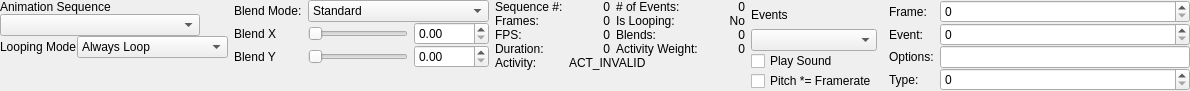
SamVanheer/HalfLifeAssetManager, file src/tools/hlam/ui/assets/studiomodel/dockpanels/StudioModelSequencesPanel.ui: the form before one commit.
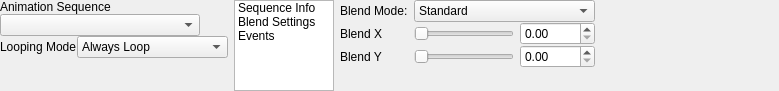
The form after the commit. The open tabs and pages were chosen to show the change.

Commit message: Rework Sequences panel UI to limit maximum width

```diff
--- a/src/tools/hlam/ui/assets/studiomodel/dockpanels/StudioModelSequencesPanel.ui
+++ b/src/tools/hlam/ui/assets/studiomodel/dockpanels/StudioModelSequencesPanel.ui
@@ -6,7 +6,7 @@
    <rect>
     <x>0</x>
     <y>0</y>
-    <width>1121</width>
+    <width>743</width>
     <height>80</height>
    </rect>
   </property>
@@ -32,27 +32,176 @@
    <property name="verticalSpacing">
     <number>0</number>
    </property>
-   <item row="2" column="2">
-    <widget class="QWidget" name="widget_3" native="true">
+   <item row="2" column="0">
+    <widget class="QWidget" name="widget" native="true">
+     <layout class="QGridLayout" name="gridLayout_2">
+      <property name="leftMargin">
+       <number>0</number>
+      </property>
+      <property name="topMargin">
+       <number>0</number>
+      </property>
+      <property name="rightMargin">
+       <number>0</number>
+      </property>
+      <property name="bottomMargin">
+       <number>0</number>
+      </property>
+      <property name="spacing">
+       <number>0</number>
+      </property>
+      <item row="2" column="0">
+       <widget class="QLabel" name="label_2">
      <property name="sizePolicy">
       <sizepolicy hsizetype="Fixed" vsizetype="Preferred">
        <horstretch>0</horstretch>
        <verstretch>0</verstretch>
       </sizepolicy>
      </property>
+        <property name="text">
+         <string>Looping Mode</string>
+        </property>
+       </widget>
+      </item>
+      <item row="3" column="0" colspan="2">
+       <spacer name="verticalSpacer_2">
+        <property name="orientation">
+         <enum>Qt::Vertical</enum>
+        </property>
+        <property name="sizeHint" stdset="0">
+         <size>
+          <width>20</width>
+          <height>0</height>
+         </size>
+        </property>
+       </spacer>
+      </item>
+      <item row="1" column="0" colspan="2">
+       <widget class="QComboBox" name="SequenceComboBox">
+        <property name="sizePolicy">
+         <sizepolicy hsizetype="Fixed" vsizetype="Fixed">
+          <horstretch>0</horstretch>
+          <verstretch>0</verstretch>
+         </sizepolicy>
+        </property>
      <property name="minimumSize">
       <size>
-       <width>250</width>
+          <width>200</width>
        <height>0</height>
       </size>
      </property>
      <property name="maximumSize">
       <size>
-       <width>250</width>
+          <width>200</width>
        <height>16777215</height>
       </size>
      </property>
-     <layout class="QGridLayout" name="gridLayout_4">
+       </widget>
+      </item>
+      <item row="0" column="0" colspan="2">
+       <widget class="QLabel" name="label">
+        <property name="text">
+         <string>Animation Sequence</string>
+        </property>
+       </widget>
+      </item>
+      <item row="2" column="1">
+       <widget class="QComboBox" name="LoopingModeComboBox">
+        <item>
+         <property name="text">
+          <string>Always Loop</string>
+         </property>
+        </item>
+        <item>
+         <property name="text">
+          <string>Never Loop</string>
+         </property>
+        </item>
+        <item>
+         <property name="text">
+          <string>Use Sequence Setting</string>
+         </property>
+        </item>
+       </widget>
+      </item>
+     </layout>
+    </widget>
+   </item>
+   <item row="2" column="3">
+    <spacer name="horizontalSpacer">
+     <property name="orientation">
+      <enum>Qt::Horizontal</enum>
+     </property>
+     <property name="sizeHint" stdset="0">
+      <size>
+       <width>0</width>
+       <height>20</height>
+      </size>
+     </property>
+    </spacer>
+   </item>
+   <item row="2" column="1">
+    <widget class="QListWidget" name="PageSelectorList">
+     <property name="sizePolicy">
+      <sizepolicy hsizetype="Fixed" vsizetype="Minimum">
+       <horstretch>0</horstretch>
+       <verstretch>0</verstretch>
+      </sizepolicy>
+     </property>
+     <property name="minimumSize">
+      <size>
+       <width>100</width>
+       <height>0</height>
+      </size>
+     </property>
+     <property name="maximumSize">
+      <size>
+       <width>100</width>
+       <height>16777215</height>
+      </size>
+     </property>
+     <property name="verticalScrollBarPolicy">
+      <enum>Qt::ScrollBarAlwaysOff</enum>
+     </property>
+     <property name="horizontalScrollBarPolicy">
+      <enum>Qt::ScrollBarAlwaysOff</enum>
+     </property>
+     <property name="sizeAdjustPolicy">
+      <enum>QAbstractScrollArea::AdjustToContentsOnFirstShow</enum>
+     </property>
+     <property name="currentRow">
+      <number>-1</number>
+     </property>
+     <item>
+      <property name="text">
+       <string>Sequence Info</string>
+      </property>
+     </item>
+     <item>
+      <property name="text">
+       <string>Blend Settings</string>
+      </property>
+     </item>
+     <item>
+      <property name="text">
+       <string>Events</string>
+      </property>
+     </item>
+    </widget>
+   </item>
+   <item row="2" column="2">
+    <widget class="QStackedWidget" name="Pages">
+     <property name="sizePolicy">
+      <sizepolicy hsizetype="Fixed" vsizetype="Minimum">
+       <horstretch>0</horstretch>
+       <verstretch>0</verstretch>
+      </sizepolicy>
+     </property>
+     <property name="currentIndex">
+      <number>0</number>
+     </property>
+     <widget class="QWidget" name="InfoPage">
+      <layout class="QGridLayout" name="gridLayout_3">
       <property name="leftMargin">
        <number>0</number>
       </property>
@@ -65,14 +214,11 @@
       <property name="bottomMargin">
        <number>0</number>
       </property>
-      <property name="horizontalSpacing">
-       <number>6</number>
-      </property>
       <property name="verticalSpacing">
        <number>0</number>
       </property>
-      <item row="1" column="1">
-       <widget class="QLabel" name="FrameCountLabel">
+       <item row="3" column="3">
+        <widget class="QLabel" name="ActivityWeightLabel">
         <property name="text">
          <string>0</string>
         </property>
@@ -81,6 +227,13 @@
         </property>
        </widget>
       </item>
+       <item row="1" column="0">
+        <widget class="QLabel" name="label_6">
+         <property name="text">
+          <string>Frames:</string>
+         </property>
+        </widget>
+       </item>
       <item row="1" column="3">
        <widget class="QLabel" name="IsLoopingLabel">
         <property name="text">
@@ -91,6 +244,23 @@
         </property>
        </widget>
       </item>
+       <item row="4" column="0">
+        <widget class="QLabel" name="label_12">
+         <property name="text">
+          <string>Activity:</string>
+         </property>
+        </widget>
+       </item>
+       <item row="1" column="1">
+        <widget class="QLabel" name="FrameCountLabel">
+         <property name="text">
+          <string>0</string>
+         </property>
+         <property name="alignment">
+          <set>Qt::AlignRight|Qt::AlignTrailing|Qt::AlignVCenter</set>
+         </property>
+        </widget>
+       </item>
       <item row="2" column="1">
        <widget class="QLabel" name="FPSLabel">
         <property name="text">
@@ -101,23 +271,27 @@
         </property>
        </widget>
       </item>
-      <item row="6" column="0">
-       <spacer name="verticalSpacer_4">
-        <property name="orientation">
-         <enum>Qt::Vertical</enum>
-        </property>
-        <property name="sizeHint" stdset="0">
-         <size>
-          <width>20</width>
-          <height>0</height>
-         </size>
-        </property>
-       </spacer>
-      </item>
-      <item row="0" column="0">
-       <widget class="QLabel" name="label_5">
+       <item row="0" column="2">
+        <widget class="QLabel" name="label_10">
+         <property name="text">
+          <string># of Events:</string>
+         </property>
+        </widget>
+       </item>
+       <item row="0" column="3">
+        <widget class="QLabel" name="EventCountLabel">
+         <property name="text">
+          <string>0</string>
+         </property>
+         <property name="alignment">
+          <set>Qt::AlignRight|Qt::AlignTrailing|Qt::AlignVCenter</set>
+         </property>
+        </widget>
+       </item>
+       <item row="2" column="0">
+        <widget class="QLabel" name="label_7">
         <property name="text">
-         <string>Sequence #:</string>
+          <string>FPS:</string>
         </property>
        </widget>
       </item>
@@ -128,30 +302,38 @@
         </property>
        </widget>
       </item>
-      <item row="5" column="0">
-       <widget class="QLabel" name="label_12">
+       <item row="3" column="0">
+        <widget class="QLabel" name="label_8">
         <property name="text">
-         <string>Activity:</string>
+          <string>Duration:</string>
         </property>
        </widget>
       </item>
-      <item row="5" column="1" colspan="3">
+       <item row="4" column="1" colspan="3">
        <widget class="QLabel" name="ActivityNameLabel">
+         <property name="sizePolicy">
+          <sizepolicy hsizetype="Fixed" vsizetype="Preferred">
+           <horstretch>0</horstretch>
+           <verstretch>0</verstretch>
+          </sizepolicy>
+         </property>
+         <property name="minimumSize">
+          <size>
+           <width>200</width>
+           <height>0</height>
+          </size>
+         </property>
+         <property name="maximumSize">
+          <size>
+           <width>200</width>
+           <height>16777215</height>
+          </size>
+         </property>
         <property name="text">
          <string>ACT_INVALID</string>
         </property>
        </widget>
       </item>
-      <item row="2" column="3">
-       <widget class="QLabel" name="BlendCountLabel">
-        <property name="text">
-         <string>0</string>
-        </property>
-        <property name="alignment">
-         <set>Qt::AlignRight|Qt::AlignTrailing|Qt::AlignVCenter</set>
-        </property>
-       </widget>
-      </item>
       <item row="3" column="1">
        <widget class="QLabel" name="DurationLabel">
         <property name="text">
@@ -162,25 +344,8 @@
         </property>
        </widget>
       </item>
-      <item row="1" column="0">
-       <widget class="QLabel" name="label_6">
-        <property name="text">
-         <string>Frames:</string>
-        </property>
-       </widget>
-      </item>
-      <item row="3" column="3">
-       <widget class="QLabel" name="ActivityWeightLabel">
-        <property name="text">
-         <string>0</string>
-        </property>
-        <property name="alignment">
-         <set>Qt::AlignRight|Qt::AlignTrailing|Qt::AlignVCenter</set>
-        </property>
-       </widget>
-      </item>
-      <item row="0" column="1">
-       <widget class="QLabel" name="SequenceLabel">
+       <item row="2" column="3">
+        <widget class="QLabel" name="BlendCountLabel">
         <property name="text">
          <string>0</string>
         </property>
@@ -196,24 +361,10 @@
         </property>
        </widget>
       </item>
-      <item row="2" column="0">
-       <widget class="QLabel" name="label_7">
+       <item row="0" column="0">
+        <widget class="QLabel" name="label_5">
         <property name="text">
-         <string>FPS:</string>
-        </property>
-       </widget>
-      </item>
-      <item row="0" column="2">
-       <widget class="QLabel" name="label_10">
-        <property name="text">
-         <string># of Events:</string>
-        </property>
-       </widget>
-      </item>
-      <item row="3" column="0">
-       <widget class="QLabel" name="label_8">
-        <property name="text">
-         <string>Duration:</string>
+          <string>Sequence #:</string>
         </property>
        </widget>
       </item>
@@ -224,79 +375,7 @@
         </property>
        </widget>
       </item>
-      <item row="0" column="3">
-       <widget class="QLabel" name="EventCountLabel">
-        <property name="text">
-         <string>0</string>
-        </property>
-        <property name="alignment">
-         <set>Qt::AlignRight|Qt::AlignTrailing|Qt::AlignVCenter</set>
-        </property>
-       </widget>
-      </item>
-     </layout>
-    </widget>
-   </item>
-   <item row="3" column="0">
-    <spacer name="verticalSpacer">
-     <property name="orientation">
-      <enum>Qt::Vertical</enum>
-     </property>
-     <property name="sizeHint" stdset="0">
-      <size>
-       <width>20</width>
-       <height>0</height>
-      </size>
-     </property>
-    </spacer>
-   </item>
-   <item row="2" column="1">
-    <widget class="QWidget" name="widget_2" native="true">
-     <layout class="QGridLayout" name="gridLayout_3">
-      <property name="leftMargin">
-       <number>0</number>
-      </property>
-      <property name="topMargin">
-       <number>0</number>
-      </property>
-      <property name="rightMargin">
-       <number>0</number>
-      </property>
-      <property name="bottomMargin">
-       <number>0</number>
-      </property>
-      <property name="horizontalSpacing">
-       <number>6</number>
-      </property>
-      <property name="verticalSpacing">
-       <number>0</number>
-      </property>
-      <item row="2" column="1">
-       <widget class="QSlider" name="BlendXSlider">
-        <property name="sizePolicy">
-         <sizepolicy hsizetype="Fixed" vsizetype="Fixed">
-          <horstretch>0</horstretch>
-          <verstretch>0</verstretch>
-         </sizepolicy>
-        </property>
-        <property name="minimumSize">
-         <size>
-          <width>100</width>
-          <height>0</height>
-         </size>
-        </property>
-        <property name="maximumSize">
-         <size>
-          <width>100</width>
-          <height>16777215</height>
-         </size>
-        </property>
-        <property name="orientation">
-         <enum>Qt::Horizontal</enum>
-        </property>
-       </widget>
-      </item>
-      <item row="4" column="1">
+       <item row="5" column="0" colspan="4">
        <spacer name="verticalSpacer_3">
         <property name="orientation">
          <enum>Qt::Vertical</enum>
@@ -309,14 +388,62 @@
         </property>
        </spacer>
       </item>
-      <item row="2" column="0">
-       <widget class="QLabel" name="label_3">
+       <item row="0" column="1">
+        <widget class="QLabel" name="SequenceLabel">
         <property name="text">
-         <string>Blend X</string>
-        </property>
-       </widget>
-      </item>
-      <item row="2" column="2">
+          <string>0</string>
+         </property>
+         <property name="alignment">
+          <set>Qt::AlignRight|Qt::AlignTrailing|Qt::AlignVCenter</set>
+         </property>
+        </widget>
+       </item>
+       <item row="0" column="4" rowspan="4">
+        <spacer name="horizontalSpacer_2">
+         <property name="orientation">
+          <enum>Qt::Horizontal</enum>
+         </property>
+         <property name="sizeHint" stdset="0">
+          <size>
+           <width>0</width>
+           <height>20</height>
+          </size>
+         </property>
+        </spacer>
+       </item>
+      </layout>
+     </widget>
+     <widget class="QWidget" name="BlendSettingsPage">
+      <layout class="QGridLayout" name="gridLayout_7">
+       <property name="leftMargin">
+        <number>0</number>
+       </property>
+       <property name="topMargin">
+        <number>0</number>
+       </property>
+       <property name="rightMargin">
+        <number>0</number>
+       </property>
+       <property name="bottomMargin">
+        <number>0</number>
+       </property>
+       <property name="verticalSpacing">
+        <number>0</number>
+       </property>
+       <item row="0" column="0">
+        <widget class="QLabel" name="label_16">
+         <property name="sizePolicy">
+          <sizepolicy hsizetype="Fixed" vsizetype="Preferred">
+           <horstretch>0</horstretch>
+           <verstretch>0</verstretch>
+          </sizepolicy>
+         </property>
+         <property name="text">
+          <string>Blend Mode:</string>
+         </property>
+        </widget>
+       </item>
+       <item row="1" column="2">
        <widget class="QDoubleSpinBox" name="BlendXSpinner">
         <property name="sizePolicy">
          <sizepolicy hsizetype="Fixed" vsizetype="Fixed">
@@ -338,61 +465,7 @@
         </property>
        </widget>
       </item>
-      <item row="3" column="2">
-       <widget class="QDoubleSpinBox" name="BlendYSpinner">
-        <property name="sizePolicy">
-         <sizepolicy hsizetype="Fixed" vsizetype="Fixed">
-          <horstretch>0</horstretch>
-          <verstretch>0</verstretch>
-         </sizepolicy>
-        </property>
-        <property name="minimumSize">
-         <size>
-          <width>75</width>
-          <height>0</height>
-         </size>
-        </property>
-        <property name="maximumSize">
-         <size>
-          <width>75</width>
-          <height>16777215</height>
-         </size>
-        </property>
-       </widget>
-      </item>
-      <item row="3" column="0">
-       <widget class="QLabel" name="label_4">
-        <property name="text">
-         <string>Blend Y</string>
-        </property>
-       </widget>
-      </item>
-      <item row="3" column="1">
-       <widget class="QSlider" name="BlendYSlider">
-        <property name="sizePolicy">
-         <sizepolicy hsizetype="Fixed" vsizetype="Fixed">
-          <horstretch>0</horstretch>
-          <verstretch>0</verstretch>
-         </sizepolicy>
-        </property>
-        <property name="minimumSize">
-         <size>
-          <width>100</width>
-          <height>0</height>
-         </size>
-        </property>
-        <property name="maximumSize">
-         <size>
-          <width>100</width>
-          <height>16777215</height>
-         </size>
-        </property>
-        <property name="orientation">
-         <enum>Qt::Horizontal</enum>
-        </property>
-       </widget>
-      </item>
-      <item row="1" column="1" colspan="2">
+       <item row="0" column="1" colspan="2">
        <widget class="QComboBox" name="BlendMode">
         <item>
          <property name="text">
@@ -406,19 +479,134 @@
         </item>
        </widget>
       </item>
+       <item row="1" column="1">
+        <widget class="QSlider" name="BlendXSlider">
+         <property name="sizePolicy">
+          <sizepolicy hsizetype="Fixed" vsizetype="Fixed">
+           <horstretch>0</horstretch>
+           <verstretch>0</verstretch>
+          </sizepolicy>
+         </property>
+         <property name="minimumSize">
+          <size>
+           <width>100</width>
+           <height>0</height>
+          </size>
+         </property>
+         <property name="maximumSize">
+          <size>
+           <width>100</width>
+           <height>16777215</height>
+          </size>
+         </property>
+         <property name="orientation">
+          <enum>Qt::Horizontal</enum>
+         </property>
+        </widget>
+       </item>
+       <item row="2" column="1">
+        <widget class="QSlider" name="BlendYSlider">
+         <property name="sizePolicy">
+          <sizepolicy hsizetype="Fixed" vsizetype="Fixed">
+           <horstretch>0</horstretch>
+           <verstretch>0</verstretch>
+          </sizepolicy>
+         </property>
+         <property name="minimumSize">
+          <size>
+           <width>100</width>
+           <height>0</height>
+          </size>
+         </property>
+         <property name="maximumSize">
+          <size>
+           <width>100</width>
+           <height>16777215</height>
+          </size>
+         </property>
+         <property name="orientation">
+          <enum>Qt::Horizontal</enum>
+         </property>
+        </widget>
+       </item>
+       <item row="2" column="2">
+        <widget class="QDoubleSpinBox" name="BlendYSpinner">
+         <property name="sizePolicy">
+          <sizepolicy hsizetype="Fixed" vsizetype="Fixed">
+           <horstretch>0</horstretch>
+           <verstretch>0</verstretch>
+          </sizepolicy>
+         </property>
+         <property name="minimumSize">
+          <size>
+           <width>75</width>
+           <height>0</height>
+          </size>
+         </property>
+         <property name="maximumSize">
+          <size>
+           <width>75</width>
+           <height>16777215</height>
+          </size>
+         </property>
+        </widget>
+       </item>
+       <item row="2" column="0">
+        <widget class="QLabel" name="label_4">
+         <property name="sizePolicy">
+          <sizepolicy hsizetype="Fixed" vsizetype="Preferred">
+           <horstretch>0</horstretch>
+           <verstretch>0</verstretch>
+          </sizepolicy>
+         </property>
+         <property name="text">
+          <string>Blend Y</string>
+         </property>
+        </widget>
+       </item>
       <item row="1" column="0">
-       <widget class="QLabel" name="label_16">
+        <widget class="QLabel" name="label_3">
+         <property name="sizePolicy">
+          <sizepolicy hsizetype="Fixed" vsizetype="Preferred">
+           <horstretch>0</horstretch>
+           <verstretch>0</verstretch>
+          </sizepolicy>
+         </property>
         <property name="text">
-         <string>Blend Mode:</string>
+          <string>Blend X</string>
         </property>
        </widget>
       </item>
-     </layout>
-    </widget>
-   </item>
-   <item row="2" column="0">
-    <widget class="QWidget" name="widget" native="true">
-     <layout class="QGridLayout" name="gridLayout_2">
+       <item row="3" column="0" colspan="3">
+        <spacer name="verticalSpacer_8">
+         <property name="orientation">
+          <enum>Qt::Vertical</enum>
+         </property>
+         <property name="sizeHint" stdset="0">
+          <size>
+           <width>20</width>
+           <height>0</height>
+          </size>
+         </property>
+        </spacer>
+       </item>
+       <item row="0" column="3" rowspan="3">
+        <spacer name="horizontalSpacer_3">
+         <property name="orientation">
+          <enum>Qt::Horizontal</enum>
+         </property>
+         <property name="sizeHint" stdset="0">
+          <size>
+           <width>0</width>
+           <height>20</height>
+          </size>
+         </property>
+        </spacer>
+       </item>
+      </layout>
+     </widget>
+     <widget class="QWidget" name="EventsPage">
+      <layout class="QGridLayout" name="gridLayout_4">
       <property name="leftMargin">
        <number>0</number>
       </property>
@@ -431,24 +619,25 @@
       <property name="bottomMargin">
        <number>0</number>
       </property>
-      <property name="spacing">
+       <property name="verticalSpacing">
        <number>0</number>
       </property>
-      <item row="2" column="0">
-       <widget class="QLabel" name="label_2">
-        <property name="sizePolicy">
-         <sizepolicy hsizetype="Fixed" vsizetype="Preferred">
-          <horstretch>0</horstretch>
-          <verstretch>0</verstretch>
-         </sizepolicy>
-        </property>
+       <item row="3" column="0">
+        <widget class="QCheckBox" name="PitchFramerateAmplitude">
+         <property name="text">
+          <string>Pitch *= Framerate</string>
+         </property>
+        </widget>
+       </item>
+       <item row="1" column="0">
+        <widget class="QCheckBox" name="PlaySound">
         <property name="text">
-         <string>Looping Mode</string>
+          <string>Play Sound</string>
         </property>
        </widget>
       </item>
-      <item row="3" column="0" colspan="2">
-       <spacer name="verticalSpacer_2">
+       <item row="6" column="0" colspan="3">
+        <spacer name="verticalSpacer_4">
         <property name="orientation">
          <enum>Qt::Vertical</enum>
         </property>
@@ -460,72 +649,36 @@
         </property>
        </spacer>
       </item>
-      <item row="1" column="0" colspan="2">
-       <widget class="QComboBox" name="SequenceComboBox">
+       <item row="0" column="0">
+        <widget class="QComboBox" name="EventsComboBox"/>
+       </item>
+       <item row="4" column="0">
+        <spacer name="verticalSpacer_5">
+         <property name="orientation">
+          <enum>Qt::Vertical</enum>
+         </property>
+         <property name="sizeHint" stdset="0">
+          <size>
+           <width>20</width>
+           <height>0</height>
+          </size>
+         </property>
+        </spacer>
+       </item>
+       <item row="0" column="1" rowspan="5">
+        <widget class="QWidget" name="EventDataWidget" native="true">
         <property name="sizePolicy">
-         <sizepolicy hsizetype="Fixed" vsizetype="Fixed">
+          <sizepolicy hsizetype="Preferred" vsizetype="Fixed">
           <horstretch>0</horstretch>
           <verstretch>0</verstretch>
          </sizepolicy>
         </property>
         <property name="minimumSize">
          <size>
-          <width>200</width>
-          <height>0</height>
-         </size>
-        </property>
-        <property name="maximumSize">
-         <size>
-          <width>200</width>
-          <height>16777215</height>
-         </size>
-        </property>
-       </widget>
-      </item>
-      <item row="0" column="0" colspan="2">
-       <widget class="QLabel" name="label">
-        <property name="text">
-         <string>Animation Sequence</string>
-        </property>
-       </widget>
-      </item>
-      <item row="2" column="1">
-       <widget class="QComboBox" name="LoopingModeComboBox">
-        <item>
-         <property name="text">
-          <string>Always Loop</string>
-         </property>
-        </item>
-        <item>
-         <property name="text">
-          <string>Never Loop</string>
-         </property>
-        </item>
-        <item>
-         <property name="text">
-          <string>Use Sequence Setting</string>
-         </property>
-        </item>
-       </widget>
-      </item>
-     </layout>
-    </widget>
-   </item>
-   <item row="2" column="4">
-    <spacer name="horizontalSpacer">
-     <property name="orientation">
-      <enum>Qt::Horizontal</enum>
-     </property>
-     <property name="sizeHint" stdset="0">
-      <size>
        <width>0</width>
-       <height>20</height>
-      </size>
-     </property>
-    </spacer>
-   </item>
-   <item row="2" column="3">
-    <widget class="QWidget" name="widget_4" native="true">
+           <height>0</height>
+          </size>
+         </property>
      <layout class="QGridLayout" name="gridLayout_5">
       <property name="leftMargin">
        <number>0</number>
@@ -539,85 +692,9 @@
       <property name="bottomMargin">
        <number>0</number>
       </property>
-      <property name="horizontalSpacing">
-       <number>6</number>
-      </property>
       <property name="verticalSpacing">
        <number>0</number>
       </property>
-      <item row="0" column="2" rowspan="4">
-       <widget class="QWidget" name="EventInfoWidget" native="true">
-        <property name="sizePolicy">
-         <sizepolicy hsizetype="Preferred" vsizetype="Preferred">
-          <horstretch>0</horstretch>
-          <verstretch>0</verstretch>
-         </sizepolicy>
-        </property>
-        <property name="minimumSize">
-         <size>
-          <width>0</width>
-          <height>0</height>
-         </size>
-        </property>
-        <property name="maximumSize">
-         <size>
-          <width>16777215</width>
-          <height>16777215</height>
-         </size>
-        </property>
-        <layout class="QGridLayout" name="gridLayout_6">
-         <property name="leftMargin">
-          <number>0</number>
-         </property>
-         <property name="topMargin">
-          <number>0</number>
-         </property>
-         <property name="rightMargin">
-          <number>0</number>
-         </property>
-         <property name="bottomMargin">
-          <number>0</number>
-         </property>
-         <property name="horizontalSpacing">
-          <number>6</number>
-         </property>
-         <property name="verticalSpacing">
-          <number>0</number>
-         </property>
-         <item row="0" column="0">
-          <widget class="QLabel" name="label_15">
-           <property name="text">
-            <string>Frame:</string>
-           </property>
-          </widget>
-         </item>
-         <item row="3" column="0">
-          <widget class="QLabel" name="label_20">
-           <property name="text">
-            <string>Type:</string>
-           </property>
-          </widget>
-         </item>
-         <item row="4" column="0">
-          <spacer name="verticalSpacer_6">
-           <property name="orientation">
-            <enum>Qt::Vertical</enum>
-           </property>
-           <property name="sizeHint" stdset="0">
-            <size>
-             <width>20</width>
-             <height>0</height>
-            </size>
-           </property>
-          </spacer>
-         </item>
-         <item row="1" column="0">
-          <widget class="QLabel" name="label_18">
-           <property name="text">
-            <string>Event:</string>
-           </property>
-          </widget>
-         </item>
          <item row="2" column="0">
           <widget class="QLabel" name="label_19">
            <property name="text">
@@ -625,28 +702,9 @@
            </property>
           </widget>
          </item>
-         <item row="5" column="0">
-          <spacer name="verticalSpacer_5">
-           <property name="orientation">
-            <enum>Qt::Vertical</enum>
-           </property>
-           <property name="sizeHint" stdset="0">
-            <size>
-             <width>20</width>
-             <height>0</height>
-            </size>
-           </property>
-          </spacer>
-         </item>
-         <item row="0" column="1">
-          <widget class="QSpinBox" name="EventFrameIndex"/>
-         </item>
          <item row="1" column="1">
           <widget class="QSpinBox" name="EventId"/>
          </item>
-         <item row="3" column="1">
-          <widget class="QSpinBox" name="EventType"/>
-         </item>
          <item row="2" column="1">
           <widget class="QLineEdit" name="EventOptions">
            <property name="sizePolicy">
@@ -675,11 +733,42 @@
            </property>
           </widget>
          </item>
+          <item row="1" column="0">
+           <widget class="QLabel" name="label_18">
+            <property name="text">
+             <string>Event:</string>
+            </property>
+           </widget>
+          </item>
+          <item row="0" column="0">
+           <widget class="QLabel" name="label_15">
+            <property name="text">
+             <string>Frame:</string>
+            </property>
+           </widget>
+          </item>
+          <item row="0" column="1">
+           <widget class="QSpinBox" name="EventFrameIndex"/>
+          </item>
+          <item row="3" column="0">
+           <widget class="QLabel" name="label_20">
+            <property name="text">
+             <string>Type:</string>
+            </property>
+           </widget>
+          </item>
+          <item row="3" column="1">
+           <widget class="QSpinBox" name="EventType"/>
+          </item>
         </layout>
        </widget>
       </item>
-      <item row="4" column="0" colspan="2">
-       <spacer name="verticalSpacer_7">
+      </layout>
+     </widget>
+    </widget>
+   </item>
+   <item row="3" column="0">
+    <spacer name="verticalSpacer">
         <property name="orientation">
          <enum>Qt::Vertical</enum>
         </property>
@@ -690,39 +779,6 @@
          </size>
         </property>
        </spacer>
-      </item>
-      <item row="0" column="0" colspan="2">
-       <widget class="QLabel" name="label_14">
-        <property name="sizePolicy">
-         <sizepolicy hsizetype="Fixed" vsizetype="Preferred">
-          <horstretch>0</horstretch>
-          <verstretch>0</verstretch>
-         </sizepolicy>
-        </property>
-        <property name="text">
-         <string>Events</string>
-        </property>
-       </widget>
-      </item>
-      <item row="1" column="0">
-       <widget class="QComboBox" name="EventsComboBox"/>
-      </item>
-      <item row="2" column="0">
-       <widget class="QCheckBox" name="PlaySound">
-        <property name="text">
-         <string>Play Sound</string>
-        </property>
-       </widget>
-      </item>
-      <item row="3" column="0">
-       <widget class="QCheckBox" name="PitchFramerateAmplitude">
-        <property name="text">
-         <string>Pitch *= Framerate</string>
-        </property>
-       </widget>
-      </item>
-     </layout>
-    </widget>
    </item>
   </layout>
  </widget>
```
Left out of the diff: 19 changed lines with no effect on the pictures. Lines whose indentation alone changed are shown as unchanged. The commit also changes 1 other file.
